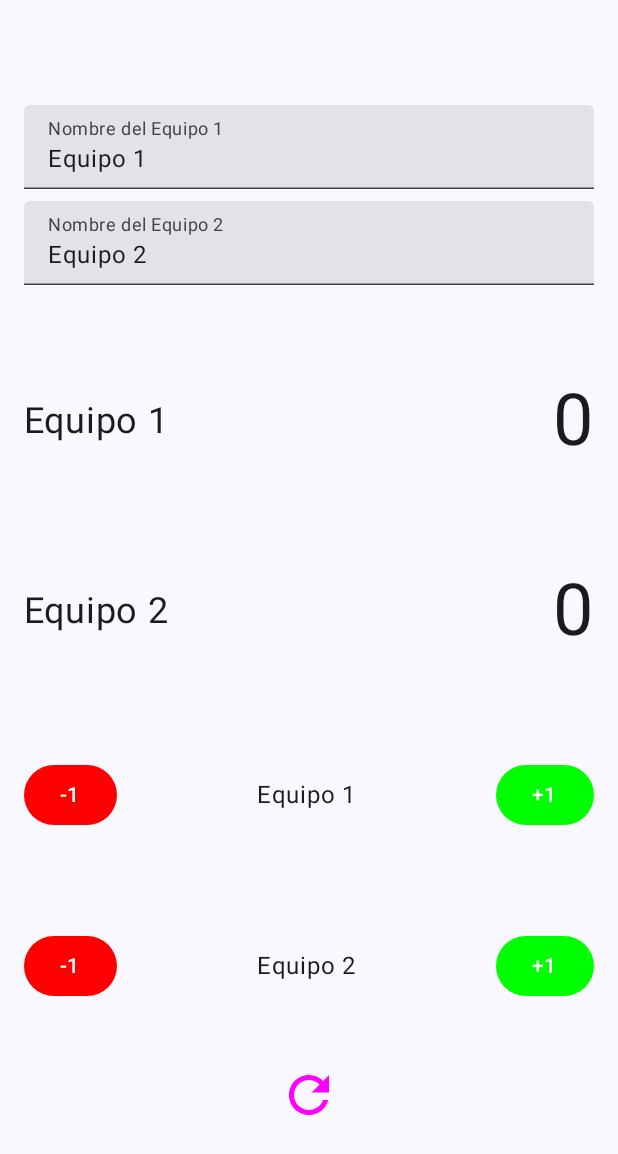
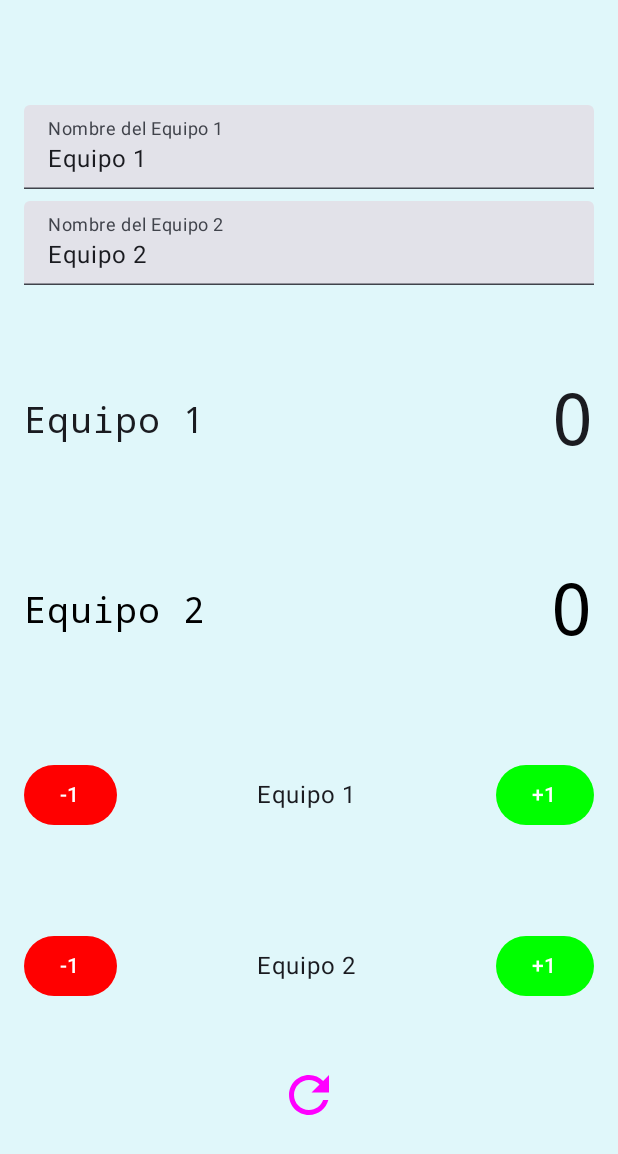
Before and after one commit to sebdev16/VolleyApp, an Android app built with Jetpack Compose: the screen it shows after launch (MainActivity), on a phone screen of 412 x 824 dp. Shown: the top 1154 px of the screen. Run offline under Robolectric (Android 15) with nearby library versions, the phone set to English and light mode, and no system bars.

Commit message:
cambio del fondo y de las letras

```diff
--- a/app/src/main/java/com/example/volleyapp/MainActivity.kt
+++ b/app/src/main/java/com/example/volleyapp/MainActivity.kt
@@ -4,6 +4,7 @@ import android.os.Bundle
 import androidx.activity.ComponentActivity
 import androidx.activity.compose.setContent
 import androidx.activity.enableEdgeToEdge
+import androidx.compose.foundation.background
 import androidx.compose.foundation.layout.Arrangement
 import androidx.compose.foundation.layout.Column
 import androidx.compose.foundation.layout.Row
@@ -30,6 +31,8 @@ import androidx.compose.runtime.setValue
 import androidx.compose.ui.Alignment
 import androidx.compose.ui.Modifier
 import androidx.compose.ui.graphics.Color
+import androidx.compose.ui.text.font.FontFamily
+import androidx.compose.ui.text.font.FontStyle
 import androidx.compose.ui.text.input.TextFieldValue
 import androidx.compose.ui.text.style.TextAlign
 import androidx.compose.ui.tooling.preview.Preview
@@ -66,6 +69,7 @@ fun VolleyballScoreboard(modifier: Modifier = Modifier) {
     Column(
         modifier = modifier
             .fillMaxSize()
+            .background(color = Color(0xFFE0F7FA))
             .padding(16.dp),
         verticalArrangement = Arrangement.SpaceEvenly,
         horizontalAlignment = Alignment.CenterHorizontally
@@ -95,8 +99,8 @@ fun VolleyballScoreboard(modifier: Modifier = Modifier) {
             horizontalArrangement = Arrangement.SpaceBetween,
             verticalAlignment = Alignment.CenterVertically
         ) {
-            Text(text = team1Name.text, fontSize = 24.sp)
-            Text(text = team1Score.toString(), fontSize = 48.sp, textAlign = TextAlign.Center)
+            Text(text = team1Name.text, fontSize = 24.sp, fontFamily = FontFamily.Monospace)
+            Text(text = team1Score.toString(), fontSize = 48.sp, textAlign = TextAlign.Center, fontFamily = FontFamily.Monospace)
         }
 
         Row(
@@ -106,8 +110,8 @@ fun VolleyballScoreboard(modifier: Modifier = Modifier) {
             horizontalArrangement = Arrangement.SpaceBetween,
             verticalAlignment = Alignment.CenterVertically
         ) {
-            Text(text = team2Name.text, fontSize = 24.sp)
-            Text(text = team2Score.toString(), fontSize = 48.sp)
+            Text(text = team2Name.text, fontSize = 24.sp, color = Color.Black, fontFamily = FontFamily.Monospace)
+            Text(text = team2Score.toString(), fontSize = 48.sp, color = Color.Black, fontFamily = FontFamily.Monospace)
         }
 //-------------------------------------------------------------------------------------------------------
 
--- /dev/null
+++ b/app/src/main/res/values/ic_launcher_background.xml
@@ -0,0 +1,4 @@
+<?xml version="1.0" encoding="utf-8"?>
+<resources>
+    <color name="ic_launcher_background">#F4AC55</color>
+</resources>
```
Also changed, not shown: app/src/main/ic_launcher-playstore.png (added), app/src/main/res/mipmap-hdpi/ic_launcher_foreground.webp (added), app/src/main/res/mipmap-mdpi/ic_launcher_foreground.webp (added), app/src/main/res/mipmap-xhdpi/ic_launcher_foreground.webp (added), app/src/main/res/mipmap-xxhdpi/ic_launcher_foreground.webp (added), app/src/main/res/mipmap-xxxhdpi/ic_launcher_foreground.webp (added).
